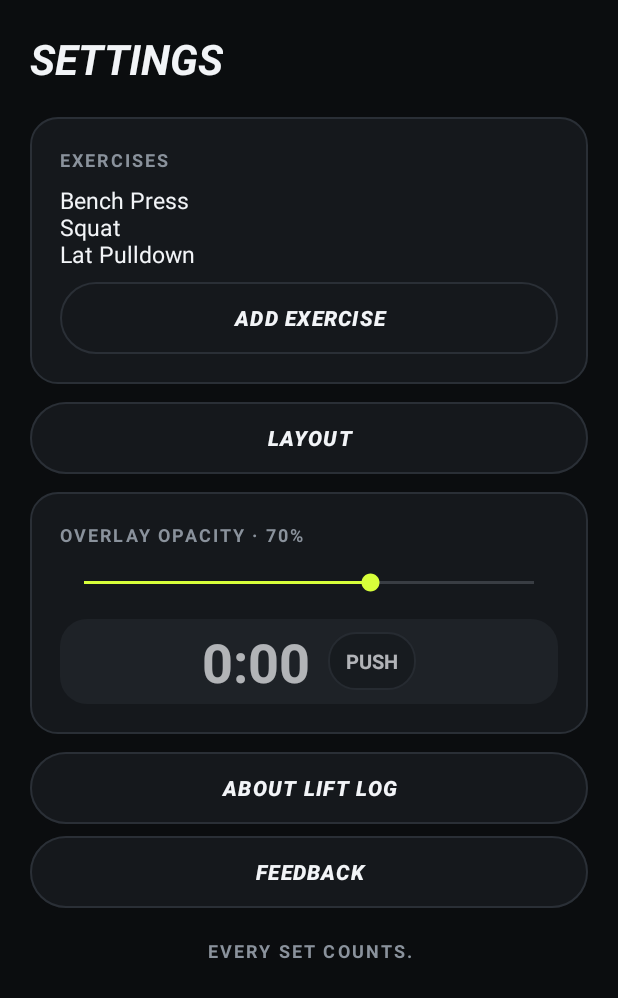
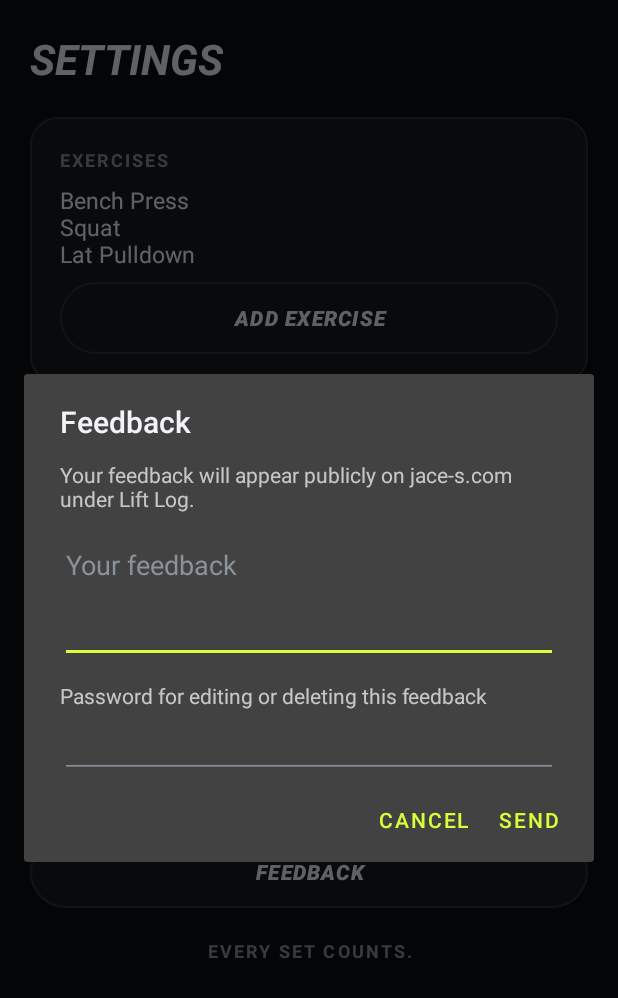
Before and after one commit to JaceDashS/lift-log, an Android app: the SettingsActivity screen opened directly, with no data from a screen before it, after a tap on "FEEDBACK", on a phone screen of 412 x 824 dp. Shown: the top 998 px of the screen. Run offline under Robolectric (Android 15) with nearby library versions, the phone set to English and light mode, and no system bars.

Commit message:
[fix] Use an in-app feedback form and direct About link

```diff
--- a/app/build.gradle.kts
+++ b/app/build.gradle.kts
@@ -11,8 +11,8 @@ android {
         applicationId = "com.example.workouttimer"
         minSdk = 26
         targetSdk = 35
-        versionCode = 2
-        versionName = "0.1.1"
+        versionCode = 3
+        versionName = "0.1.2"
 
         testInstrumentationRunner = "androidx.test.runner.AndroidJUnitRunner"
     }
--- a/app/src/main/AndroidManifest.xml
+++ b/app/src/main/AndroidManifest.xml
@@ -2,6 +2,7 @@
 <manifest xmlns:android="http://schemas.android.com/apk/res/android"
     xmlns:tools="http://schemas.android.com/tools">
 
+    <uses-permission android:name="android.permission.INTERNET" />
     <uses-permission android:name="android.permission.SYSTEM_ALERT_WINDOW" />
     <uses-permission android:name="android.permission.FOREGROUND_SERVICE" />
     <uses-permission android:name="android.permission.FOREGROUND_SERVICE_SPECIAL_USE" />
--- /dev/null
+++ b/app/src/main/java/com/example/workouttimer/ui/FeedbackDialog.kt
@@ -0,0 +1,146 @@
+package com.example.workouttimer.ui
+
+import android.app.Dialog
+import android.os.Bundle
+import android.view.WindowManager
+import android.widget.EditText
+import android.widget.TextView
+import androidx.appcompat.app.AlertDialog
+import androidx.core.view.isVisible
+import androidx.fragment.app.DialogFragment
+import androidx.lifecycle.ViewModel
+import androidx.lifecycle.ViewModelProvider
+import androidx.lifecycle.lifecycleScope
+import com.example.workouttimer.R
+import kotlinx.coroutines.CoroutineScope
+import kotlinx.coroutines.Dispatchers
+import kotlinx.coroutines.Job
+import kotlinx.coroutines.SupervisorJob
+import kotlinx.coroutines.cancel
+import kotlinx.coroutines.flow.MutableStateFlow
+import kotlinx.coroutines.flow.asStateFlow
+import kotlinx.coroutines.launch
+import kotlinx.coroutines.withContext
+import org.json.JSONObject
+import java.io.IOException
+import java.net.URL
+import javax.net.ssl.HttpsURLConnection
+
+class FeedbackDialog : DialogFragment() {
+    private val submission by lazy { ViewModelProvider(this)[FeedbackSubmission::class.java] }
+
+    override fun onCreateDialog(savedInstanceState: Bundle?): Dialog {
+        val form = layoutInflater.inflate(R.layout.dialog_feedback, null)
+        val content = form.findViewById<EditText>(R.id.feedback_content)
+        val password = form.findViewById<EditText>(R.id.feedback_password)
+        val passwordLabel = form.findViewById<TextView>(R.id.feedback_password_label)
+        val status = form.findViewById<TextView>(R.id.feedback_status)
+        var stateObserver: Job? = null
+        return AlertDialog.Builder(requireContext())
+            .setTitle(R.string.settings_feedback)
+            .setView(form)
+            .setNegativeButton(android.R.string.cancel, null)
+            .setPositiveButton(R.string.feedback_send, null)
+            .create().apply {
+                window?.setSoftInputMode(WindowManager.LayoutParams.SOFT_INPUT_ADJUST_RESIZE)
+                setOnShowListener {
+                    val send = getButton(AlertDialog.BUTTON_POSITIVE)
+                    val cancel = getButton(AlertDialog.BUTTON_NEGATIVE)
+                    send.setOnClickListener {
+                        val message = content.text.toString().trim()
+                        val editPassword = password.text.toString()
+                        if (message.isEmpty() || editPassword.isBlank()) {
+                            status.setText(R.string.feedback_required)
+                            status.isVisible = true
+                            return@setOnClickListener
+                        }
+                        submission.send(message, editPassword)
+                    }
+                    stateObserver?.cancel()
+                    stateObserver = lifecycleScope.launch {
+                        submission.state.collect { result ->
+                            val sending = result == FeedbackSubmission.State.Sending
+                            val sent = result == FeedbackSubmission.State.Sent
+                            val showForm = !sent
+                            this@FeedbackDialog.isCancelable = !sending
+                            setCanceledOnTouchOutside(!sending)
+                            send.isEnabled = !sending
+                            cancel.isEnabled = !sending
+                            cancel.isVisible = showForm
+                            content.isEnabled = !sending
+                            password.isEnabled = !sending
+                            content.isVisible = showForm
+                            password.isVisible = showForm
+                            passwordLabel.isVisible = showForm
+                            status.isVisible = result != FeedbackSubmission.State.Ready
+                            when (result) {
+                                FeedbackSubmission.State.Ready -> Unit
+                                FeedbackSubmission.State.Sending -> status.setText(R.string.feedback_sending)
+                                FeedbackSubmission.State.Sent -> {
+                                    password.text.clear()
+                                    content.text.clear()
+                                    status.setText(R.string.feedback_sent)
+                                    send.setText(android.R.string.ok)
+                                    send.setOnClickListener { dismiss() }
+                                }
+                                FeedbackSubmission.State.Failed -> status.setText(R.string.feedback_failed)
+                                FeedbackSubmission.State.RateLimited -> status.setText(R.string.feedback_rate_limited)
+                            }
+                        }
+                    }
+                }
+            }
+    }
+}
+
+internal class FeedbackSubmission : ViewModel() {
+    enum class State { Ready, Sending, Sent, Failed, RateLimited }
+
+    private val submission = MutableStateFlow(State.Ready)
+    private val scope = CoroutineScope(SupervisorJob() + Dispatchers.Main.immediate)
+    val state = submission.asStateFlow()
+
+    fun send(content: String, editPassword: String) {
+        if (submission.value == State.Sending || submission.value == State.Sent) return
+        submission.value = State.Sending
+        scope.launch {
+            submission.value = withContext(Dispatchers.IO) {
+                try {
+                    when (postFeedback(content, editPassword)) {
+                        201 -> State.Sent
+                        429 -> State.RateLimited
+                        else -> State.Failed
+                    }
+                } catch (_: IOException) {
+                    State.Failed
+                }
+            }
+        }
+    }
+
+    override fun onCleared() {
+        scope.cancel()
+    }
+
+    private fun postFeedback(content: String, editPassword: String): Int {
+        val payload = JSONObject()
+            .put("content", content)
+            .put("userPassword", editPassword)
+            .put("sourceAppId", 8)
+            .toString().toByteArray(Charsets.UTF_8)
+        val request = URL("https://api.jace-s.com/comments").openConnection() as HttpsURLConnection
+        try {
+            request.requestMethod = "POST"
+            request.instanceFollowRedirects = false
+            request.connectTimeout = 10_000
+            request.readTimeout = 10_000
+            request.doOutput = true
+            request.setRequestProperty("Content-Type", "application/json; charset=utf-8")
+            request.setFixedLengthStreamingMode(payload.size)
+            request.outputStream.use { it.write(payload) }
+            return request.responseCode
+        } finally {
+            request.disconnect()
+        }
+    }
+}
--- a/app/src/main/java/com/example/workouttimer/ui/SettingsActivity.kt
+++ b/app/src/main/java/com/example/workouttimer/ui/SettingsActivity.kt
@@ -30,17 +30,12 @@ class SettingsActivity : AppCompatActivity() {
             startActivity(Intent(this, WorkoutActivity::class.java))
         }
         findViewById<View>(R.id.button_settings_about).setOnClickListener {
-            val version = packageManager.getPackageInfo(packageName, 0).versionName.orEmpty()
-            AlertDialog.Builder(this)
-                .setTitle(R.string.settings_about)
-                .setMessage(getString(R.string.settings_about_message, version))
-                .setNeutralButton(R.string.settings_about_developer) { _, _ ->
-                    openSite("https://jace-s.com/about")
-                }
-                .setPositiveButton(android.R.string.ok, null).show()
+            openSite("https://jace-s.com/about")
         }
         findViewById<View>(R.id.button_settings_feedback).setOnClickListener {
-            openSite("https://jace-s.com/feedback/8")
+            if (supportFragmentManager.findFragmentByTag("feedback") == null) {
+                FeedbackDialog().showNow(supportFragmentManager, "feedback")
+            }
         }
         renderExercises()
         bindButtonOpacity()
--- /dev/null
+++ b/app/src/main/res/layout/dialog_feedback.xml
@@ -0,0 +1,51 @@
+<?xml version="1.0" encoding="utf-8"?>
+<ScrollView xmlns:android="http://schemas.android.com/apk/res/android"
+    android:layout_width="match_parent"
+    android:layout_height="wrap_content">
+
+    <LinearLayout
+        android:layout_width="match_parent"
+        android:layout_height="wrap_content"
+        android:orientation="vertical"
+        android:paddingHorizontal="24dp"
+        android:paddingTop="12dp">
+
+        <TextView
+            android:layout_width="match_parent"
+            android:layout_height="wrap_content"
+            android:text="@string/feedback_public" />
+
+        <EditText
+            android:id="@+id/feedback_content"
+            android:layout_width="match_parent"
+            android:layout_height="wrap_content"
+            android:layout_marginTop="12dp"
+            android:gravity="top|start"
+            android:hint="@string/feedback_content"
+            android:inputType="textCapSentences|textMultiLine"
+            android:minLines="3" />
+
+        <TextView
+            android:id="@+id/feedback_password_label"
+            android:layout_width="match_parent"
+            android:layout_height="wrap_content"
+            android:layout_marginTop="12dp"
+            android:labelFor="@id/feedback_password"
+            android:text="@string/feedback_password" />
+
+        <EditText
+            android:id="@+id/feedback_password"
+            android:layout_width="match_parent"
+            android:layout_height="wrap_content"
+            android:importantForAutofill="no"
+            android:inputType="textPassword"
+            android:saveEnabled="false" />
+
+        <TextView
+            android:id="@+id/feedback_status"
+            android:layout_width="match_parent"
+            android:layout_height="wrap_content"
+            android:accessibilityLiveRegion="polite"
+            android:visibility="gone" />
+    </LinearLayout>
+</ScrollView>
--- a/app/src/main/res/values/lift_strings.xml
+++ b/app/src/main/res/values/lift_strings.xml
@@ -70,11 +70,18 @@
     <string name="workout_go">GO</string>
     <string name="settings_exercises">Exercises</string>
     <string name="settings_no_exercises">Your exercise list is empty.</string>
-    <string name="settings_about">About Lift Log</string>
-    <string name="settings_about_message">Version %1$s\n\nLift Log records workout sets on this device. Developed by JaceDashS.</string>
-    <string name="settings_about_developer">About the developer</string>
+    <string name="settings_about">About</string>
     <string name="settings_feedback">Feedback</string>
     <string name="settings_link_unavailable">Open %1$s in a browser.</string>
+    <string name="feedback_public">Your feedback will appear publicly on jace-s.com under Lift Log.</string>
+    <string name="feedback_content">Your feedback</string>
+    <string name="feedback_password">Password for editing or deleting this feedback</string>
+    <string name="feedback_required">Enter your feedback and a password.</string>
+    <string name="feedback_send">Send</string>
+    <string name="feedback_sending">Sending…</string>
+    <string name="feedback_sent">Thank you. Your feedback has been posted.</string>
+    <string name="feedback_failed">Could not send feedback. Please try again.</string>
+    <string name="feedback_rate_limited">Too many attempts. Please try again later.</string>
     <string name="session_exercise_hint">e.g. Bench Press</string>
     <string name="session_weight">Weight (kg)</string>
     <string name="session_weight_note">kept</string>
```
Also changed, not shown: 2 other files.
